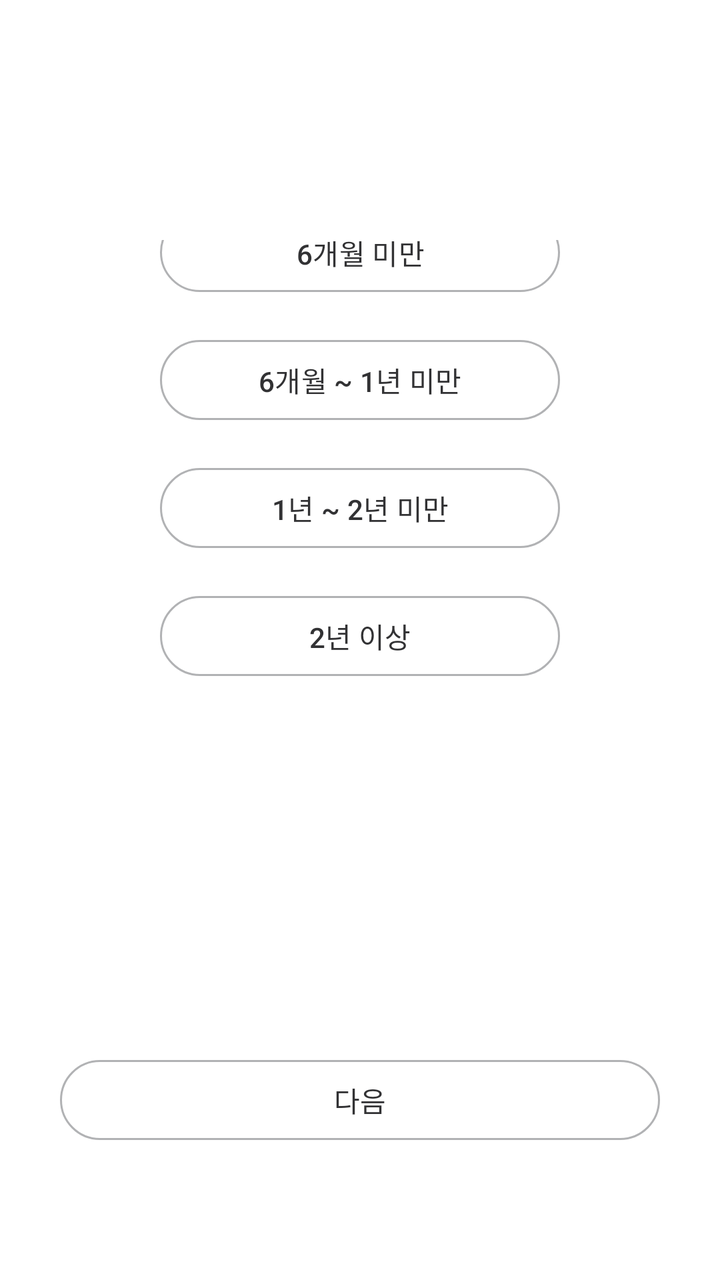
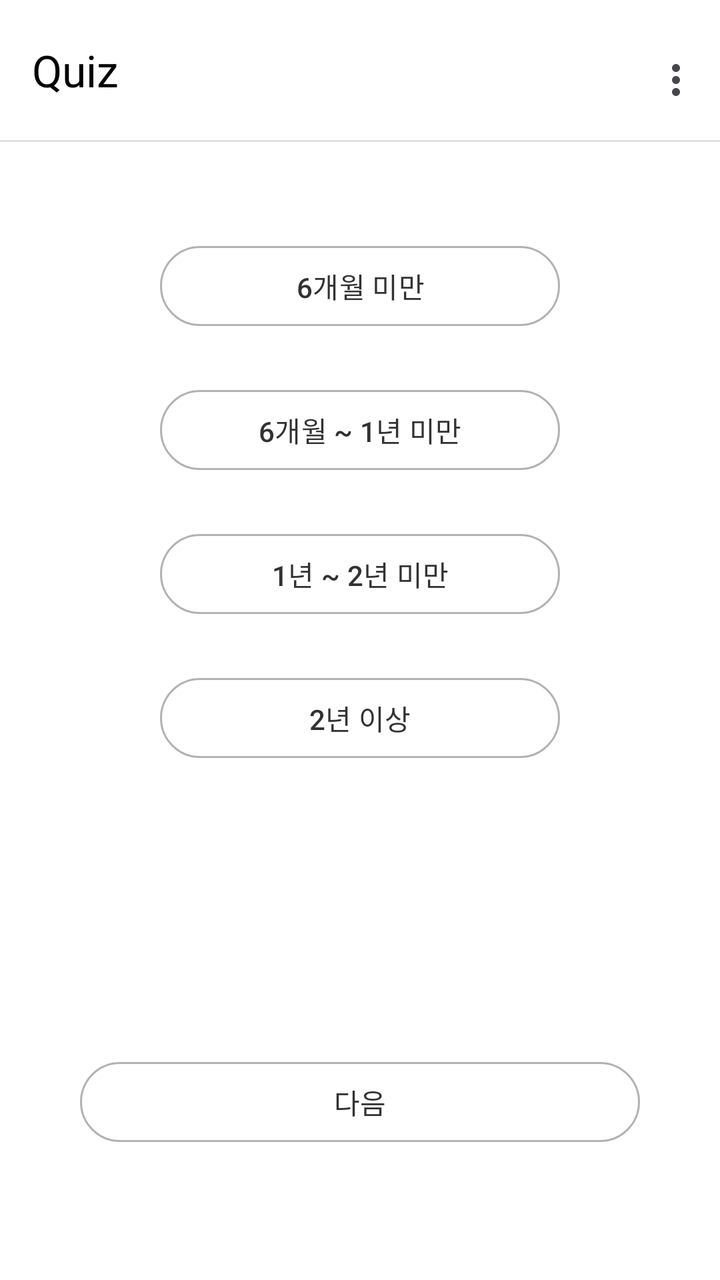

The first picture is an Android layout as it rendered before a commit; the second is the same layout after the commit. The layout source and the unified diff follow.
<!-- AndroidManifest.xml: application theme Theme.GURU2 -->
<!-- res/layout/fragment_survey_q1.xml -->
<?xml version="1.0" encoding="utf-8"?>
<androidx.constraintlayout.widget.ConstraintLayout xmlns:android="http://schemas.android.com/apk/res/android"
    xmlns:app="http://schemas.android.com/apk/res-auto"
    xmlns:tools="http://schemas.android.com/tools"
    android:layout_width="match_parent"
    android:layout_height="match_parent"
    android:paddingTop="120dp"
    android:background="#FFF"
    tools:context=".SurveyQ1Fragment">

    

    
    <TextView
        android:id="@+id/Q1TextView"
        android:layout_width="wrap_content"
        android:layout_height="wrap_content"
        android:layout_marginBottom="40dp"
        android:text="한국어 학습 기간이 어느정도 되나요?"
        android:textColor="#323234"
        android:textSize="16sp"
        android:textStyle="bold"
        app:layout_constraintBottom_toTopOf="@+id/btnStudy1"
        app:layout_constraintEnd_toEndOf="parent"
        app:layout_constraintHorizontal_bias="0.496"
        app:layout_constraintStart_toStartOf="parent" />

    
    <Button
        android:id="@+id/btnStudy1"
        android:layout_width="0dp"
        android:layout_height="wrap_content"
        android:layout_marginStart="80dp"
        android:layout_marginEnd="80dp"
        android:layout_marginBottom="16dp"
        android:text="6개월 미만"
        android:textColor="#323234"
        app:backgroundTint="#FFF"
        app:strokeWidth="1dp"
        app:strokeColor="#B1B2B4"
        app:layout_constraintBottom_toTopOf="@+id/btnStudy2"
        app:layout_constraintEnd_toEndOf="parent"
        app:layout_constraintHorizontal_bias="0.0"
        app:layout_constraintStart_toStartOf="parent" />

    <Button
        android:id="@+id/btnStudy2"
        android:layout_width="0dp"
        android:layout_height="wrap_content"
        android:layout_marginStart="80dp"
        android:layout_marginEnd="80dp"
        android:layout_marginBottom="16dp"
        android:text="6개월 ~ 1년 미만"
        android:textColor="#323234"
        app:backgroundTint="#FFF"
        app:strokeWidth="1dp"
        app:strokeColor="#B1B2B4"
        app:layout_constraintBottom_toTopOf="@+id/btnStudy3"
        app:layout_constraintEnd_toEndOf="parent"
        app:layout_constraintHorizontal_bias="0.0"
        app:layout_constraintStart_toStartOf="parent" />

    <Button
        android:id="@+id/btnStudy3"
        android:layout_width="0dp"
        android:layout_height="wrap_content"
        android:layout_marginStart="80dp"
        android:layout_marginEnd="80dp"
        android:layout_marginBottom="16dp"
        android:text="1년 ~ 2년 미만"
        android:textColor="#323234"
        app:backgroundTint="#FFF"
        app:strokeWidth="1dp"
        app:strokeColor="#B1B2B4"
        app:layout_constraintBottom_toTopOf="@+id/btnStudy4"
        app:layout_constraintEnd_toEndOf="parent"
        app:layout_constraintHorizontal_bias="0.0"
        app:layout_constraintStart_toStartOf="parent" />

    <Button
        android:id="@+id/btnStudy4"
        android:layout_width="0dp"
        android:layout_height="wrap_content"
        android:layout_marginStart="80dp"
        android:layout_marginEnd="80dp"
        android:layout_marginBottom="184dp"
        android:text="2년 이상"
        app:backgroundTint="#FFF"
        app:strokeWidth="1dp"
        app:strokeColor="#B1B2B4"
        android:textColor="#323234"
        app:layout_constraintBottom_toTopOf="@+id/btnNext"
        app:layout_constraintEnd_toEndOf="parent"
        app:layout_constraintHorizontal_bias="1.0"
        app:layout_constraintStart_toStartOf="parent" />

    
    <Button
        android:id="@+id/btnNext"
        android:layout_width="match_parent"
        android:layout_height="48dp"
        android:layout_marginStart="30dp"
        android:layout_marginEnd="30dp"
        android:layout_marginBottom="66dp"
        android:text="다음"
        app:backgroundTint="#FFF"
        app:strokeWidth="1dp"
        app:strokeColor="#B1B2B4"
        android:textColor="#323234"
        app:layout_constraintBottom_toBottomOf="parent"
        app:layout_constraintEnd_toEndOf="parent"
        app:layout_constraintHorizontal_bias="0.0"
        app:layout_constraintStart_toStartOf="parent" />

</androidx.constraintlayout.widget.ConstraintLayout>
<!-- resources referenced by this layout -->
<resources>
  <style name="Theme.GURU2" parent="Base.Theme.GURU2" />
  <style name="Base.Theme.GURU2" parent="Theme.Material3.DayNight.NoActionBar">
          
          
  
      </style>
</resources>

<!-- the commit's change to res/layout/fragment_survey_q1.xml (unified diff, before → after) -->
@@ -4,9 +4,35 @@
     xmlns:tools="http://schemas.android.com/tools"
     android:layout_width="match_parent"
     android:layout_height="match_parent"
-    android:paddingTop="120dp"
     android:background="#FFF"
+    android:fitsSystemWindows="true"
     tools:context=".SurveyQ1Fragment">
+
+    
+    <com.google.android.material.appbar.AppBarLayout
+        android:id="@+id/appBar"
+        android:layout_width="0dp"
+        android:layout_height="wrap_content"
+        android:background="#FFF"
+        app:layout_constraintTop_toTopOf="parent"
+        app:layout_constraintStart_toStartOf="parent"
+        app:layout_constraintEnd_toEndOf="parent">
+
+    <com.google.android.material.appbar.MaterialToolbar
+        android:id="@+id/mainToolbar"
+        android:layout_width="match_parent"
+        android:layout_height="70dp"
+        android:background="#FFF"
+        android:paddingVertical="8dp"
+        app:menu="@menu/menu_main"
+        app:title="Quiz"
+        app:titleTextColor="@android:color/black" />
+        <View
+            android:layout_width="match_parent"
+            android:layout_height="1dp"
+            android:background="#E0E0E0" />
+
+    </com.google.android.material.appbar.AppBarLayout>
 
     
 
@@ -15,6 +41,7 @@
         android:id="@+id/Q1TextView"
         android:layout_width="wrap_content"
         android:layout_height="wrap_content"
+        android:layout_marginTop="78dp"
         android:layout_marginBottom="40dp"
         android:text="한국어 학습 기간이 어느정도 되나요?"
         android:textColor="#323234"
@@ -22,26 +49,44 @@
         android:textStyle="bold"
         app:layout_constraintBottom_toTopOf="@+id/btnStudy1"
         app:layout_constraintEnd_toEndOf="parent"
-        app:layout_constraintHorizontal_bias="0.496"
-        app:layout_constraintStart_toStartOf="parent" />
+        app:layout_constraintHorizontal_bias="0.515"
+        app:layout_constraintStart_toStartOf="parent"
+        app:layout_constraintTop_toBottomOf="@+id/appBar"
+        app:layout_constraintVertical_bias="1.0" />
 
-    
     <Button
-        android:id="@+id/btnStudy1"
+        android:id="@+id/btnStudy4"
         android:layout_width="0dp"
         android:layout_height="wrap_content"
         android:layout_marginStart="80dp"
         android:layout_marginEnd="80dp"
-        android:layout_marginBottom="16dp"
-        android:text="6개월 미만"
+        android:layout_marginBottom="144dp"
+        android:text="2년 이상"
         android:textColor="#323234"
         app:backgroundTint="#FFF"
-        app:strokeWidth="1dp"
+        app:layout_constraintBottom_toTopOf="@+id/btnNext"
+        app:layout_constraintEnd_toEndOf="parent"
+        app:layout_constraintHorizontal_bias="1.0"
+        app:layout_constraintStart_toStartOf="parent"
         app:strokeColor="#B1B2B4"
-        app:layout_constraintBottom_toTopOf="@+id/btnStudy2"
+        app:strokeWidth="1dp" />
+
+    <Button
+        android:id="@+id/btnStudy3"
+        android:layout_width="0dp"
+        android:layout_height="wrap_content"
+        android:layout_marginStart="80dp"
+        android:layout_marginEnd="80dp"
+        android:layout_marginBottom="24dp"
+        android:text="1년 ~ 2년 미만"
+        android:textColor="#323234"
+        app:backgroundTint="#FFF"
+        app:layout_constraintBottom_toTopOf="@+id/btnStudy4"
         app:layout_constraintEnd_toEndOf="parent"
-        app:layout_constraintHorizontal_bias="0.0"
-        app:layout_constraintStart_toStartOf="parent" />
+        app:layout_constraintHorizontal_bias="1.0"
+        app:layout_constraintStart_toStartOf="parent"
+        app:strokeColor="#B1B2B4"
+        app:strokeWidth="1dp" />
 
     <Button
         android:id="@+id/btnStudy2"
@@ -49,67 +94,50 @@
         android:layout_height="wrap_content"
         android:layout_marginStart="80dp"
         android:layout_marginEnd="80dp"
-        android:layout_marginBottom="16dp"
+        android:layout_marginBottom="24dp"
         android:text="6개월 ~ 1년 미만"
         android:textColor="#323234"
         app:backgroundTint="#FFF"
-        app:strokeWidth="1dp"
-        app:strokeColor="#B1B2B4"
         app:layout_constraintBottom_toTopOf="@+id/btnStudy3"
         app:layout_constraintEnd_toEndOf="parent"
-        app:layout_constraintHorizontal_bias="0.0"
-        app:layout_constraintStart_toStartOf="parent" />
+        app:layout_constraintHorizontal_bias="1.0"
+        app:layout_constraintStart_toStartOf="parent"
+        app:strokeColor="#B1B2B4"
+        app:strokeWidth="1dp" />
 
     <Button
-        android:id="@+id/btnStudy3"
+        android:id="@+id/btnStudy1"
         android:layout_width="0dp"
         android:layout_height="wrap_content"
         android:layout_marginStart="80dp"
         android:layout_marginEnd="80dp"
-        android:layout_marginBottom="16dp"
-        android:text="1년 ~ 2년 미만"
+        android:layout_marginBottom="24dp"
+        android:text="6개월 미만"
         android:textColor="#323234"
         app:backgroundTint="#FFF"
-        app:strokeWidth="1dp"
-        app:strokeColor="#B1B2B4"
-        app:layout_constraintBottom_toTopOf="@+id/btnStudy4"
-        app:layout_constraintEnd_toEndOf="parent"
-        app:layout_constraintHorizontal_bias="0.0"
-        app:layout_constraintStart_toStartOf="parent" />
-
-    <Button
-        android:id="@+id/btnStudy4"
-        android:layout_width="0dp"
-        android:layout_height="wrap_content"
-        android:layout_marginStart="80dp"
-        android:layout_marginEnd="80dp"
-        android:layout_marginBottom="184dp"
-        android:text="2년 이상"
-        app:backgroundTint="#FFF"
-        app:strokeWidth="1dp"
-        app:strokeColor="#B1B2B4"
-        android:textColor="#323234"
-        app:layout_constraintBottom_toTopOf="@+id/btnNext"
+        app:layout_constraintBottom_toTopOf="@+id/btnStudy2"
         app:layout_constraintEnd_toEndOf="parent"
         app:layout_constraintHorizontal_bias="1.0"
-        app:layout_constraintStart_toStartOf="parent" />
+        app:layout_constraintStart_toStartOf="parent"
+        app:strokeColor="#B1B2B4"
+        app:strokeWidth="1dp" />
 
     
     <Button
         android:id="@+id/btnNext"
         android:layout_width="match_parent"
         android:layout_height="48dp"
-        android:layout_marginStart="30dp"
-        android:layout_marginEnd="30dp"
-        android:layout_marginBottom="66dp"
+        android:layout_marginStart="40dp"
+        android:layout_marginEnd="40dp"
+        android:layout_marginBottom="65dp"
         android:text="다음"
+        android:textColor="#323234"
         app:backgroundTint="#FFF"
-        app:strokeWidth="1dp"
-        app:strokeColor="#B1B2B4"
-        android:textColor="#323234"
         app:layout_constraintBottom_toBottomOf="parent"
         app:layout_constraintEnd_toEndOf="parent"
         app:layout_constraintHorizontal_bias="0.0"
-        app:layout_constraintStart_toStartOf="parent" />
+        app:layout_constraintStart_toStartOf="parent"
+        app:strokeColor="#B1B2B4"
+        app:strokeWidth="1dp" />
 
 </androidx.constraintlayout.widget.ConstraintLayout>
